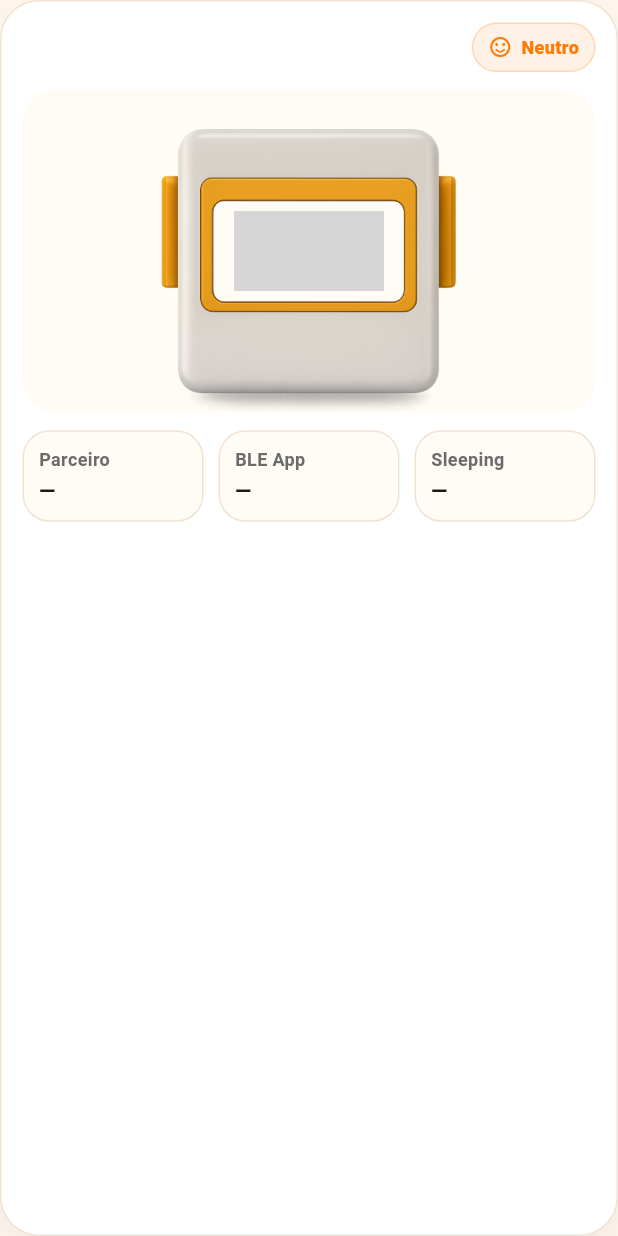
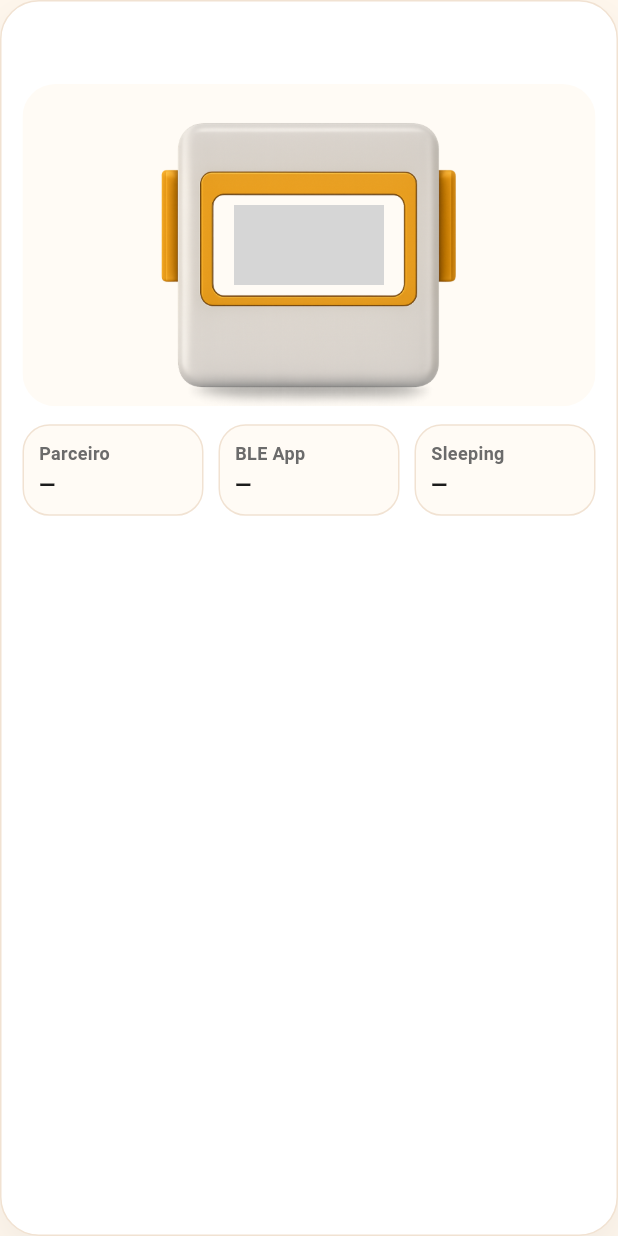
Before and after one commit to lucasbustamante/DeskBuddy, a Flutter app: the _BuddyHeroCard widget shown alone on an empty page, opened directly with empty values, on a phone screen of 412 x 824 dp. Run offline on Flutter 3.47's test engine with Material 3 defaults, Android fonts, the phone set to English and light mode, and no system bars; our stand-ins replace flutter_blue_plus, flutter_phoenix, permission_handler, shared_preferences; accounts and stored records are empty; grey boxes are pictures that could not be loaded.

Commit message:
Update deskBuddyHomePage2.dart

```diff
--- a/lib/deskBuddyHomePage2.dart
+++ b/lib/deskBuddyHomePage2.dart
@@ -399,25 +399,6 @@ class _BuddyHeroCard extends StatelessWidget {
                 ),
               ),
               const SizedBox(width: 10),
-              Container(
-                padding: const EdgeInsets.symmetric(horizontal: 10, vertical: 7),
-                decoration: BoxDecoration(
-                  color: cs.primary.withOpacity(.10),
-                  borderRadius: BorderRadius.circular(999),
-                  border: Border.all(color: cs.primary.withOpacity(.22)),
-                ),
-                child: Row(
-                  mainAxisSize: MainAxisSize.min,
-                  children: [
-                    Icon(_emotionIcon(dominante), size: 16, color: cs.primary),
-                    const SizedBox(width: 6),
-                    Text(
-                      capitalize(dominante),
-                      style: TextStyle(color: cs.primary, fontWeight: FontWeight.w900, fontSize: 12),
-                    ),
-                  ],
-                ),
-              ),
             ],
           ),
           const SizedBox(height: 12),
```
